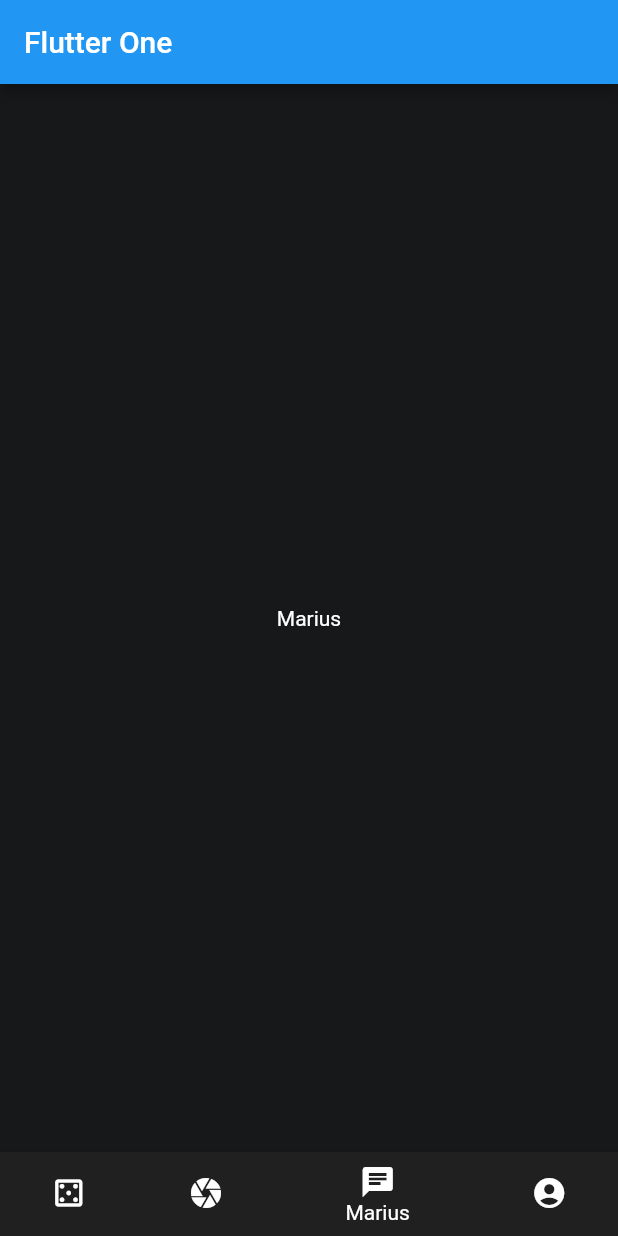
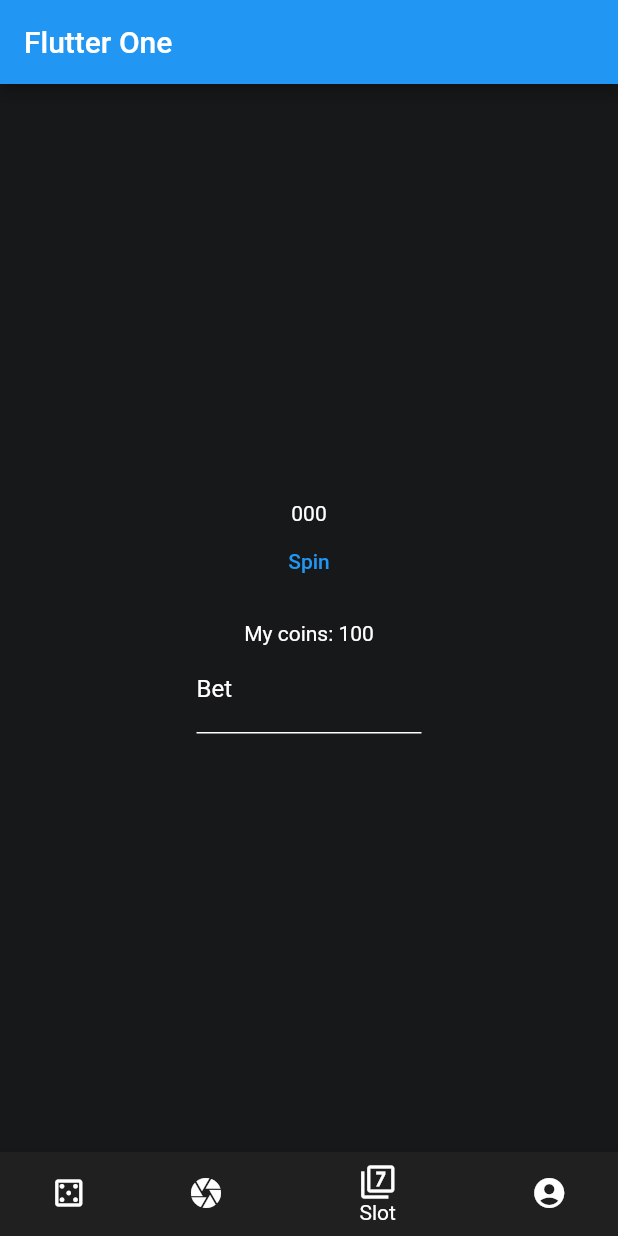
Before and after one commit to paul-dec/FlutterOne, a Flutter app: the screen it shows after launch, item 3 of the bottom bar chosen, on a phone screen of 412 x 824 dp. Run offline on Flutter 3.47's test engine with Material 2 defaults, Android fonts, the phone set to English and light mode, and no system bars; our stand-ins replace audioplayers.

Commit message:
final version

```diff
--- a/lib/pages/home_page.dart
+++ b/lib/pages/home_page.dart
@@ -1,7 +1,7 @@
 import 'package:flutter/material.dart';
 import 'package:flutter_one/widgets/blackjack.dart';
 import 'package:flutter_one/widgets/louis.widget.dart';
-import 'package:flutter_one/widgets/marius.dart';
+import 'package:flutter_one/widgets/slotmachine.dart';
 import 'package:flutter_one/widgets/tao.dart';
 
 class MyHomePage extends StatefulWidget {
@@ -17,7 +17,7 @@ class _MyHomePageState extends State<MyHomePage> {
   static const List<Widget> _pages = <Widget>[
     MyBlackjack(),
     LouisWidget(),
-    MariusWidget(),
+    MySlotMachine(),
     TaoWidget(),
   ];
 
@@ -47,8 +47,8 @@ class _MyHomePageState extends State<MyHomePage> {
             label: 'Yahtzee',
           ),
           BottomNavigationBarItem(
-            icon: Icon(Icons.chat),
-            label: 'Marius',
+            icon: Icon(Icons.filter_7_outlined),
+            label: 'Slot',
           ),
           BottomNavigationBarItem(
             icon: Icon(Icons.account_circle),
--- a/lib/widgets/marius.dart
+++ /dev/null
@@ -1,19 +0,0 @@
-import 'package:flutter/cupertino.dart';
-import 'package:flutter/material.dart';
-
-class MariusWidget extends StatefulWidget {
-  const MariusWidget({Key? key}) : super(key: key);
-
-  @override
-  _MariusWidgetState createState() => _MariusWidgetState();
-}
-
-class _MariusWidgetState extends State<MariusWidget> {
-
-  @override
-  Widget build(BuildContext context) {
-    return const Center(
-      child: Text("Marius", style: TextStyle(color: Colors.white),),
-    );
-  }
-}
--- /dev/null
+++ b/lib/widgets/slotmachine.dart
@@ -0,0 +1,128 @@
+import 'package:flutter/cupertino.dart';
+import 'package:flutter/material.dart';
+import 'package:flutter/services.dart';
+import 'dart:math';
+import 'package:audioplayers/audioplayers.dart';
+
+
+class MySlotMachine extends StatefulWidget {
+  const MySlotMachine({Key? key}) : super(key: key);
+
+  @override
+  _MySlotMachineState createState() => _MySlotMachineState();
+}
+
+class _MySlotMachineState extends State<MySlotMachine> {
+  int firstNumber = 0;
+  int secondNumber = 0;
+  int thirdNumber = 0;
+  int myScore = 100;
+  int bet = 1;
+  String errorMsg = '';
+  final myController = TextEditingController();
+
+  @override
+  void dispose() {
+    // Clean up the controller when the widget is disposed.
+    myController.dispose();
+    super.dispose();
+  }
+  var rng = Random();
+  static AudioCache player = AudioCache();
+  static const jackpotAudioPath = "jackpot.mp3";
+  static const winAudioPath = "win.mp3";
+  static const spinAudioPath = "spin.mp3";
+
+  void _spinMachine() {
+    setState(() {
+      bet = int.parse(myController.text);
+    });
+    if (myScore < bet) {
+      setState(() {
+        errorMsg = 'Balance too low, please reduce your bet';
+      });
+    } else if (bet == 0) {
+      setState(() {
+        errorMsg = "You can't bet 0 coins";
+      });
+    } else {
+      player.play(spinAudioPath);
+      firstNumber = rng.nextInt(10);
+      secondNumber = rng.nextInt(10);
+      thirdNumber = rng.nextInt(10);
+      if(firstNumber == secondNumber && secondNumber == thirdNumber) {
+        player.play(jackpotAudioPath);
+        setState(() {
+          myScore = myScore + bet * 100;
+          errorMsg = 'Jackpot !!!';
+        });
+      } else if(firstNumber == secondNumber ||
+          secondNumber == thirdNumber ||
+          thirdNumber == firstNumber) {
+        player.play(winAudioPath);
+        setState(() {
+          myScore = myScore + bet * 10;
+          errorMsg = 'You won !';
+        });
+      } else {
+        setState(() {
+          myScore = myScore - bet;
+          errorMsg = 'You loose';
+        });
+        // you loose
+      }
+    }
+  }
+
+  @override
+  Widget build(BuildContext context) {
+    return Center(
+      child: Column(
+        mainAxisAlignment: MainAxisAlignment.center,
+        children: [
+          Row(
+            mainAxisAlignment: MainAxisAlignment.center,
+            children: [
+              Text(firstNumber.toString(), style: const TextStyle(color: Colors.white),),
+              Text(secondNumber.toString(), style: const TextStyle(color: Colors.white),),
+              Text(thirdNumber.toString(), style: const TextStyle(color: Colors.white),)
+            ],
+          ),
+          // add input button bet
+          TextButton(
+            onPressed: _spinMachine,
+            child: const Text("Spin"),
+          ),
+          Text(errorMsg, style: const TextStyle(color: Colors.white),),
+          Text("My coins: " + myScore.toString(), style: const TextStyle(color: Colors.white),),
+          SizedBox(
+            height: 60,
+            width: 150,
+            child:
+              TextField(
+                controller: myController,
+                inputFormatters: [FilteringTextInputFormatter.allow(RegExp(r'[0-9]'))],
+                keyboardType: TextInputType.number,
+                style: const TextStyle(color: Colors.white),
+                textAlignVertical: TextAlignVertical.center,
+                textAlign: TextAlign.center,
+                decoration: const InputDecoration(
+                  border: OutlineInputBorder(),
+                  labelText: 'Bet',
+                  labelStyle: TextStyle(
+                      color: Colors.white,
+                  ),
+                  enabledBorder: UnderlineInputBorder(
+                    borderSide: BorderSide(color: Colors.white),
+                  ),
+                  focusedBorder: UnderlineInputBorder(
+                    borderSide: BorderSide(color: Colors.white),
+                  ),
+                ),
+              ),
+          ),
+        ]
+      )
+    );
+  }
+}
--- a/pubspec.yaml
+++ b/pubspec.yaml
@@ -62,6 +62,9 @@ flutter:
   assets:
     - assets/blackjack_girl.jpeg
     - assets/card_slide.mp3
+    - assets/jackpot.mp3
+    - assets/spin.mp3
+    - assets/win.mp3
 
   # An image asset can refer to one or more resolution-specific "variants", see
   # https://flutter.dev/assets-and-images/#resolution-aware.
```
Also changed, not shown: 3 other files.
